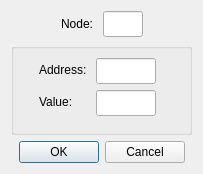
The window that omodscan/dialogs/dialogwriteholdingregister.ui (sanny32/OpenModScan) describes before a commit, drawn with Qt 5.
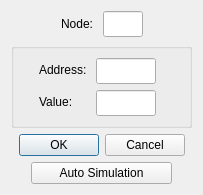
The same window after the commit. Custom widgets are drawn as their Qt base class.

Commit message: Developing auto simulation

Patch:
```diff
--- a/omodscan/dialogs/dialogwriteholdingregister.ui
+++ b/omodscan/dialogs/dialogwriteholdingregister.ui
@@ -7,7 +7,7 @@
     <x>0</x>
     <y>0</y>
     <width>203</width>
-    <height>174</height>
+    <height>192</height>
    </rect>
   </property>
   <property name="windowTitle">
@@ -156,6 +156,49 @@
      </property>
     </widget>
    </item>
+   <item>
+    <layout class="QHBoxLayout" name="horizontalLayout_2">
+     <item>
+      <spacer name="horizontalSpacer_3">
+       <property name="orientation">
+        <enum>Qt::Horizontal</enum>
+       </property>
+       <property name="sizeType">
+        <enum>QSizePolicy::Fixed</enum>
+       </property>
+       <property name="sizeHint" stdset="0">
+        <size>
+         <width>20</width>
+         <height>20</height>
+        </size>
+       </property>
+      </spacer>
+     </item>
+     <item>
+      <widget class="QPushButton" name="pushButtonSimulation">
+       <property name="text">
+        <string>Auto Simulation</string>
+       </property>
+      </widget>
+     </item>
+     <item>
+      <spacer name="horizontalSpacer_4">
+       <property name="orientation">
+        <enum>Qt::Horizontal</enum>
+       </property>
+       <property name="sizeType">
+        <enum>QSizePolicy::Fixed</enum>
+       </property>
+       <property name="sizeHint" stdset="0">
+        <size>
+         <width>20</width>
+         <height>20</height>
+        </size>
+       </property>
+      </spacer>
+     </item>
+    </layout>
+   </item>
   </layout>
  </widget>
  <customwidgets>
```
The commit also changes 17 other files.
